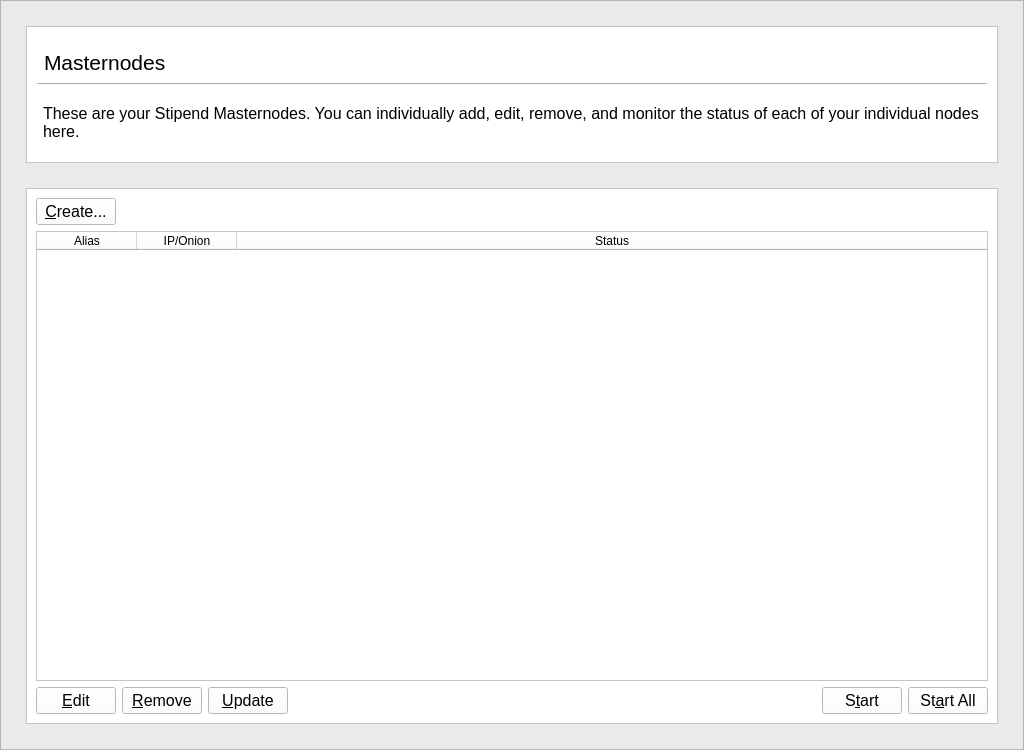
Qt form src/qt/forms/masternodemanager.ui (Stipend-Developer/stipend) before a commit.
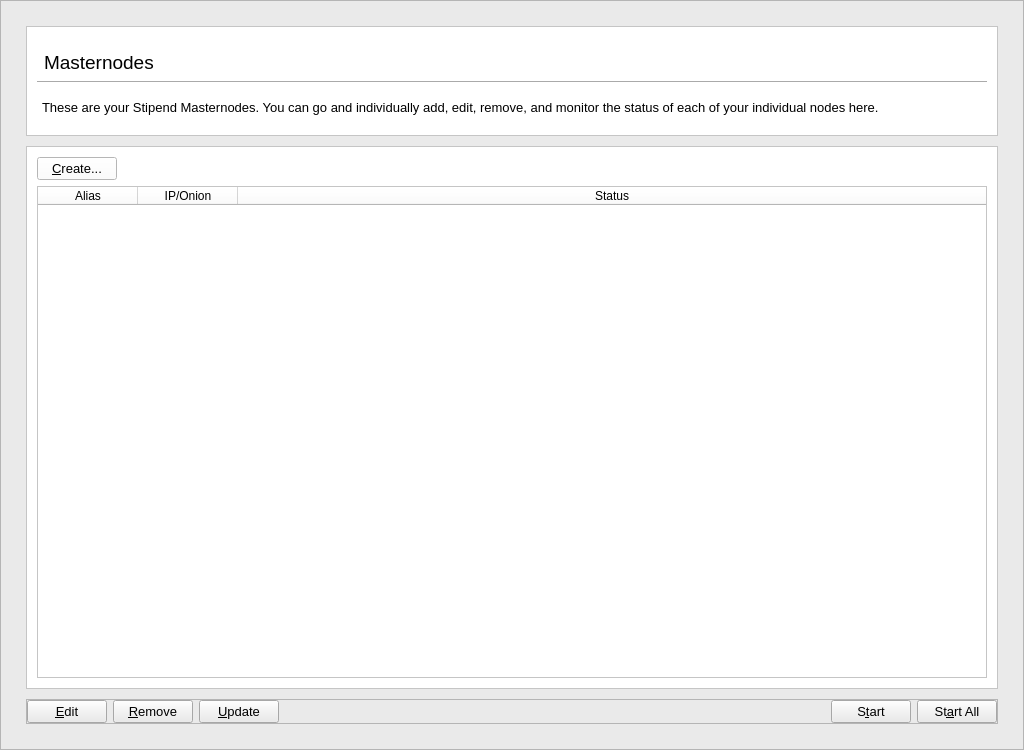
The same form after that commit.

Commit message: Modify fonts to render properly on Windows

Diff of the .ui file:
```diff
--- a/src/qt/forms/masternodemanager.ui
+++ b/src/qt/forms/masternodemanager.ui
@@ -10,6 +10,18 @@
     <height>750</height>
    </rect>
   </property>
+  <property name="minimumSize">
+   <size>
+    <width>1024</width>
+    <height>750</height>
+   </size>
+  </property>
+  <property name="maximumSize">
+   <size>
+    <width>16777215</width>
+    <height>16777215</height>
+   </size>
+  </property>
   <property name="windowTitle">
    <string>Form</string>
   </property>
@@ -54,10 +66,22 @@
       <item>
        <layout class="QVBoxLayout" name="verticalLayout">
         <property name="spacing">
-         <number>25</number>
+         <number>10</number>
         </property>
         <item>
          <widget class="QFrame" name="frame_10">
+          <property name="minimumSize">
+           <size>
+            <width>0</width>
+            <height>110</height>
+           </size>
+          </property>
+          <property name="maximumSize">
+           <size>
+            <width>16777215</width>
+            <height>110</height>
+           </size>
+          </property>
           <property name="styleSheet">
            <string notr="true">background-color: #fff;</string>
           </property>
@@ -139,7 +163,7 @@
                    <widget class="QLabel" name="receivingLabel_3">
                     <property name="font">
                      <font>
-                      <pointsize>16</pointsize>
+                      <pointsize>14</pointsize>
                      </font>
                     </property>
                     <property name="styleSheet">
@@ -168,13 +192,13 @@
                <property name="minimumSize">
                 <size>
                  <width>0</width>
-                 <height>60</height>
+                 <height>35</height>
                 </size>
                </property>
                <property name="maximumSize">
                 <size>
                  <width>16777215</width>
-                 <height>60</height>
+                 <height>35</height>
                 </size>
                </property>
                <property name="styleSheet">
@@ -209,25 +233,25 @@
                     <property name="minimumSize">
                      <size>
                       <width>0</width>
-                      <height>50</height>
+                      <height>30</height>
                      </size>
                     </property>
                     <property name="maximumSize">
                      <size>
                       <width>16777215</width>
-                      <height>50</height>
+                      <height>30</height>
                      </size>
                     </property>
                     <property name="font">
                      <font>
-                      <pointsize>12</pointsize>
+                      <pointsize>10</pointsize>
                      </font>
                     </property>
                     <property name="styleSheet">
                      <string notr="true">margin-left: 2px;</string>
                     </property>
                     <property name="text">
-                     <string>These are your Stipend Masternodes. You can individually add, edit, remove, and monitor the status of each of your individual nodes here. </string>
+                     <string>These are your Stipend Masternodes. You can go and individually add, edit, remove, and monitor the status of each of your individual nodes here. </string>
                     </property>
                     <property name="scaledContents">
                      <bool>false</bool>
@@ -249,6 +273,12 @@
         </item>
         <item>
          <widget class="QFrame" name="frame_7">
+          <property name="maximumSize">
+           <size>
+            <width>16777215</width>
+            <height>16777215</height>
+           </size>
+          </property>
           <property name="styleSheet">
            <string notr="true">background-color: #fff;</string>
           </property>
@@ -260,16 +290,16 @@
           </property>
           <layout class="QVBoxLayout" name="verticalLayout_7">
            <property name="leftMargin">
-            <number>9</number>
+            <number>10</number>
            </property>
            <property name="topMargin">
-            <number>9</number>
+            <number>10</number>
            </property>
            <property name="rightMargin">
-            <number>9</number>
+            <number>10</number>
            </property>
            <property name="bottomMargin">
-            <number>9</number>
+            <number>10</number>
            </property>
            <item>
             <layout class="QVBoxLayout" name="verticalLayout_6">
@@ -282,7 +312,7 @@
                 <widget class="QPushButton" name="createButton">
                  <property name="font">
                   <font>
-                   <pointsize>12</pointsize>
+                   <pointsize>10</pointsize>
                   </font>
                  </property>
                  <property name="text">
@@ -350,6 +380,32 @@
                </column>
               </widget>
              </item>
+            </layout>
+           </item>
+          </layout>
+         </widget>
+        </item>
+        <item>
+         <widget class="QFrame" name="frame_2">
+          <property name="frameShape">
+           <enum>QFrame::StyledPanel</enum>
+          </property>
+          <property name="frameShadow">
+           <enum>QFrame::Raised</enum>
+          </property>
+          <layout class="QHBoxLayout" name="horizontalLayout_5">
+           <property name="leftMargin">
+            <number>0</number>
+           </property>
+           <property name="topMargin">
+            <number>0</number>
+           </property>
+           <property name="rightMargin">
+            <number>0</number>
+           </property>
+           <property name="bottomMargin">
+            <number>0</number>
+           </property>
              <item>
               <layout class="QHBoxLayout" name="horizontalLayout_12">
                <property name="bottomMargin">
@@ -359,7 +415,7 @@
                 <widget class="QPushButton" name="editButton">
                  <property name="font">
                   <font>
-                   <pointsize>12</pointsize>
+                 <pointsize>10</pointsize>
                   </font>
                  </property>
                  <property name="text">
@@ -371,7 +427,7 @@
                 <widget class="QPushButton" name="removeButton">
                  <property name="font">
                   <font>
-                   <pointsize>12</pointsize>
+                 <pointsize>10</pointsize>
                   </font>
                  </property>
                  <property name="text">
@@ -383,7 +439,7 @@
                 <widget class="QPushButton" name="UpdateButton">
                  <property name="font">
                   <font>
-                   <pointsize>12</pointsize>
+                 <pointsize>10</pointsize>
                   </font>
                  </property>
                  <property name="text">
@@ -408,7 +464,7 @@
                 <widget class="QPushButton" name="startButton">
                  <property name="font">
                   <font>
-                   <pointsize>12</pointsize>
+                 <pointsize>10</pointsize>
                   </font>
                  </property>
                  <property name="text">
@@ -420,15 +476,13 @@
                 <widget class="QPushButton" name="startAllButton">
                  <property name="font">
                   <font>
-                   <pointsize>12</pointsize>
+                 <pointsize>10</pointsize>
                   </font>
                  </property>
                  <property name="text">
                   <string>St&amp;art All</string>
                  </property>
                 </widget>
-               </item>
-              </layout>
              </item>
             </layout>
            </item>
```
Lines whose indentation alone changed are shown as unchanged. The commit also changes 4 other files.
